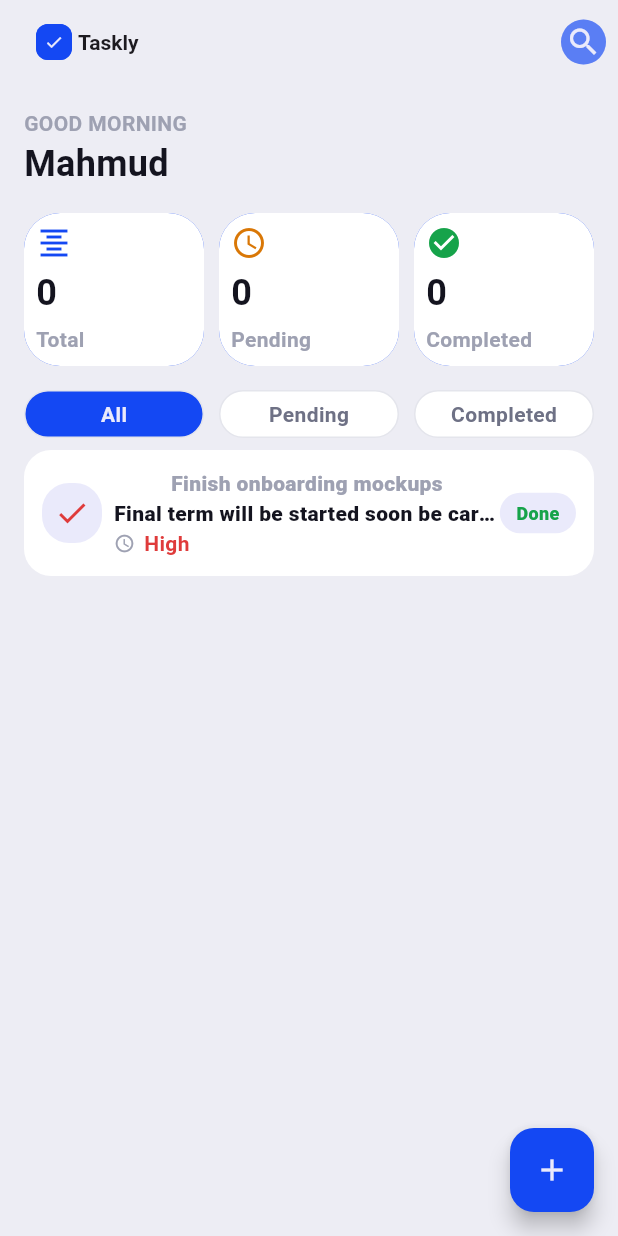
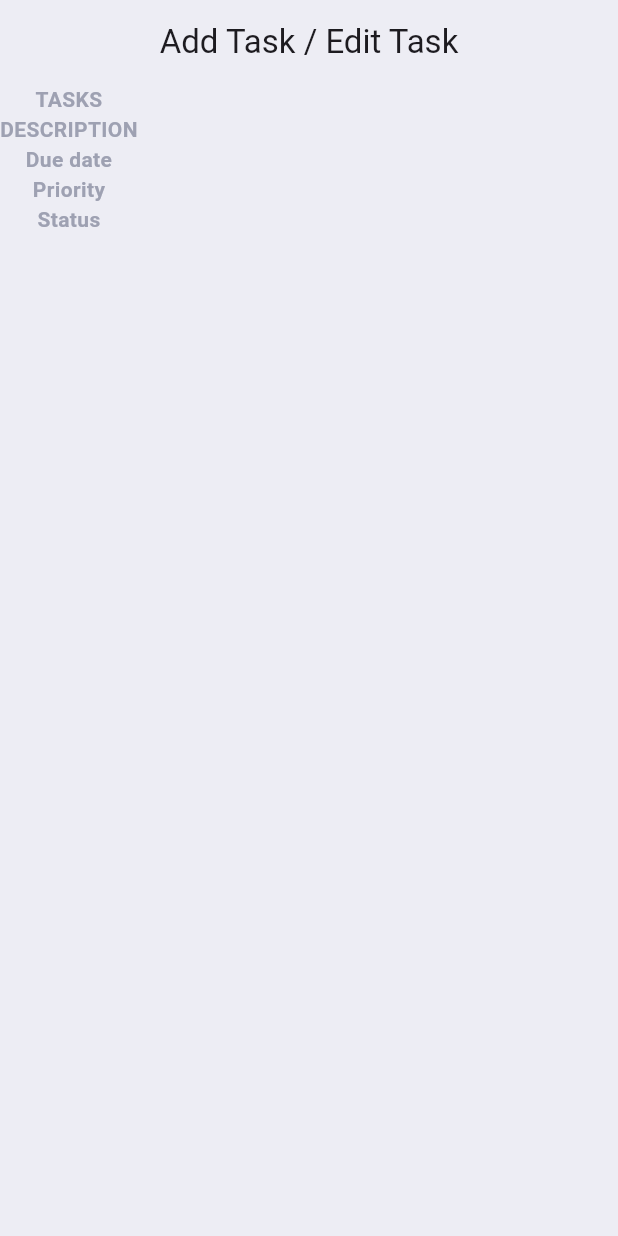
Before and after one commit to mahmudmahmud5-mobile/task-app, a Flutter app: the screen it shows after launch, on a phone screen of 412 x 824 dp. Run offline on Flutter 3.47's test engine with Material 3 defaults, Android fonts, the phone set to English and light mode, and no system bars.

Commit message:
add widget

```diff
--- a/lib/core/app_strings.dart
+++ b/lib/core/app_strings.dart
@@ -77,8 +77,7 @@ class AppStrings {
   static const String detailCreatedDate = "Oct 12, 2026";
 
   static const String descriptionHeader = "DESCRIPTION";
-  static const String detailDescriptionBody =
-      "Compile Q3 metrics across acquisition, retention, and revenue, then send the summary deck to the finance team ahead of Friday's leadership review.";
+  static const String detailDescriptionBody = "Compile Q3 metrics across acquisition, retention, and revenue, then send the summary deck to the finance team ahead of Friday's leadership review.";
 
   static const String markAsCompletedButton = "Mark as Completed";
   static const String deleteTaskButton = "Delete Task";
--- a/lib/core/task.dart
+++ b/lib/core/task.dart
@@ -19,29 +19,40 @@ class Task {
 
 }
 
-List<Task> x=[
+List<Task> demoTasks=[
   Task(title: 'Finish onboarding mockups',
       description: 'Final term',
       dueDate: 'nov 16',
       priority: 'High',
       createdData: 'nov 2',
+      isCompleted: true
       ),
   Task(title: '1st tuition TODAY',
     description: 'Very sharp student and also give my salary on time',
     dueDate: 'nov 16',
     priority: 'Medium',
     createdData: 'nov 2',
+    isCompleted: false
   ),
   Task(title: '2nd tuition TODAY',
     description: 'Less important but still important',
     dueDate: 'nov 16',
     priority: 'low',
     createdData: 'nov 2',
+      isCompleted: false
   ),
   Task(title: '3rd tuition TODAY',
     description: 'Less Less important but still important',
     dueDate: 'nov 16',
     priority: 'low',
     createdData: 'nov 2',
+      isCompleted: false
+  ),
+  Task(title: '4th tuition TODAY',
+      description: 'Less Less important but still important',
+      dueDate: 'nov 16',
+      priority: 'low',
+      createdData: 'nov 2',
+      isCompleted: true
   ),
 ];
--- /dev/null
+++ b/lib/presentation/add edit task/widget/add_edit_task.dart
@@ -0,0 +1,37 @@
+import 'package:flutter/material.dart';
+import 'package:task_manager/presentation/add edit task/widget/field_label.dart';
+import 'package:task_manager/core/colors.dart';
+import 'package:task_manager/core/app_strings.dart';
+
+class AddEditTask extends StatefulWidget {
+  const AddEditTask({super.key});
+
+  @override
+  State<AddEditTask> createState() => _AddEditTaskState();
+}
+
+class _AddEditTaskState extends State<AddEditTask> {
+  @override
+  Widget build(BuildContext context) {
+    return Scaffold(
+      backgroundColor: AppColors.scaffoldBackground,
+      appBar: AppBar(
+        backgroundColor: AppColors.scaffoldBackground,
+        title: Text('Add Task / Edit Task'),
+        centerTitle: true,
+      ),
+      body: Column(
+        mainAxisAlignment: MainAxisAlignment.start,
+        children: [
+          FieldLabel(text: AppStrings.tasksHeader),
+          FieldLabel(text: AppStrings.descriptionHeader),
+
+          FieldLabel(text: AppStrings.labelDueDate),
+          FieldLabel(text: AppStrings.fieldPriority),
+          FieldLabel(text: AppStrings.fieldStatus),
+
+        ],
+      ),
+    );
+  }
+}
--- /dev/null
+++ b/lib/presentation/add edit task/widget/field_label.dart
@@ -0,0 +1,23 @@
+import 'package:flutter/material.dart';
+import 'package:task_manager/core/colors.dart';
+
+
+class FieldLabel extends StatelessWidget {
+  const FieldLabel({super.key, required this.text});
+
+  final String text;
+
+
+
+  @override
+  Widget build(BuildContext context) {
+    return Text(
+      text,
+      style: TextStyle(
+        fontSize: 14,
+        fontWeight: FontWeight.w600,
+        color: AppColors.textMuted,
+      ),
+    );
+  }
+}
--- a/lib/presentation/feature/home_page/home_page.dart
+++ b/lib/presentation/feature/home_page/home_page.dart
@@ -6,6 +6,7 @@ import 'package:task_manager/presentation/feature/home_page/widget/stat_card.dar
 import 'package:task_manager/presentation/feature/home_page/widget/filter_button.dart';
 import 'package:task_manager/presentation/feature/home_page/widget/task_card.dart';
 import 'package:task_manager/core/task.dart';
+import 'package:task_manager/presentation/feature/home_page/widget/empty_task.dart';
 
 class HomePage extends StatefulWidget {
   const HomePage({super.key});
@@ -15,8 +16,52 @@ class HomePage extends StatefulWidget {
 }
 
 class _HomePageState extends State<HomePage> {
+  final List<Task> _tasks = demoTasks;
+  List<Task> get tasks => _tasks;
+
+  String _selectedFilter = AppStrings.filterAll;
+
+  List<Task> get _visibleTasks {
+    if(_selectedFilter == AppStrings.pendingLabel){
+      return _tasks.where((task)=> task.isCompleted == false).toList();
+    } else if(_selectedFilter == AppStrings.completedLabel){
+      return _tasks.where((task)=> task.isCompleted == true).toList();
+    } else {
+      return _tasks;
+    }
+
+  }
+
+  int get _totalTaskCount =>
+      _tasks.where((task) => task.isCompleted == true).length;
+
+  int get _pendingTaskCount =>
+      _tasks.where((task) => task.isCompleted == false).length;
+
+  void _onFilterTap(String filter){
+    setState(() {
+      _selectedFilter = filter;
+    });
+
+  }
+
+  void _onStatusTap(Task task){
+    setState(() {
+      task.isCompleted = !task.isCompleted;
+    });
+  }
+
+  void _goToAddTask(){}
+  void _goToDetails(){}
+
+
+
+
+
+
   @override
   Widget build(BuildContext context) {
+    final List<Task> visibleTasks = _visibleTasks;
     return Scaffold(
       appBar: AppBar(
         backgroundColor: AppColors.scaffoldBackground,
@@ -74,32 +119,70 @@ class _HomePageState extends State<HomePage> {
             Row(
               spacing: 10,
               children: [
-                Expanded(child: StatCard(icon: Icons.format_align_center, iconColor: AppColors.primary, count: 0, label: 'Total')),
-                Expanded(child: StatCard(icon: Icons.schedule, iconColor: AppColors.warning, count: 0, label: 'Pending')),
-                Expanded(child: StatCard(icon: Icons.check_circle, iconColor: AppColors.success, count: 0, label: 'Completed')),
+                Expanded(child: StatCard(icon: Icons.format_align_center, iconColor: AppColors.primary, count: _tasks.length, label: 'Total')),
+                Expanded(child: StatCard(icon: Icons.schedule, iconColor: AppColors.warning, count: _pendingTaskCount, label: 'Pending')),
+                Expanded(child: StatCard(icon: Icons.check_circle, iconColor: AppColors.success, count: _totalTaskCount, label: 'Completed')),
               ],
             ),
             Row(
               spacing: 10,
               children: [
-                Expanded(child: FilterButton(icon: Icons.check, label: 'All', isSelected: true, onTap: (){},)),
-                Expanded(child: FilterButton(icon: Icons.check, label: 'Pending', isSelected: false, onTap: (){},)),
-                Expanded(child: FilterButton(icon: Icons.check, label: 'Completed', isSelected: false, onTap: (){},)),
+                Expanded(child: FilterButton(icon: Icons.check, label: 'All', isSelected: _selectedFilter == AppStrings.filterAll, onTap: () => _onFilterTap(AppStrings.filterAll),)),
+                Expanded(child: FilterButton(icon: Icons.check, label: 'Pending', isSelected: _selectedFilter == AppStrings.filterPending, onTap: ()=> _onFilterTap(AppStrings.filterPending),)),
+                Expanded(child: FilterButton(icon: Icons.check, label: 'Completed', isSelected: _selectedFilter == AppStrings.filterCompleted, onTap: ()=> _onFilterTap(AppStrings.filterCompleted),)),
               ],
             ),
             SizedBox(height: 8,),
-            TaskCard(task: Task(title: 'Finish onboarding mockups',
-              description: 'Final term will be started soon be careful with the deadlines',
-              dueDate: 'nov 16',
-              priority: 'High',
-              createdData: 'nov 2',
-            ), onTap: (){}, onStatusTap: () {},),
+            Row(
+              mainAxisAlignment: MainAxisAlignment.spaceBetween,
+              children: [
+                Text(AppStrings.tasksHeader,
+                  style: TextStyle(
+                    fontSize: 18,
+                    fontWeight: FontWeight.bold,
+                    color: AppColors.textMuted,
+                  ),),
+                Text('${visibleTasks.length} ${AppStrings.tasksHeader}',
+                  style: TextStyle(
+                    fontSize: 14,
+                    fontWeight: FontWeight.bold,
+                    color: AppColors.textMuted,
+
+                  )),
+              ],
+
+            ),
+            Expanded(
+              child: ListView.builder(
+                shrinkWrap: true,
+                itemCount: visibleTasks.length,
+                itemBuilder: (context, index){
+                  return Padding(
+                    padding: const EdgeInsets.only(bottom: 8),
+                    child: TaskCard(
+                      task: visibleTasks[index],
+                      onTap: () => _goToDetails(),
+                      onStatusTap: () => _onStatusTap(visibleTasks[index]),
+
+                    ),
+                  );
+                }
+              ),
+            )
+            // TaskCard(task: Task(title: 'Finish onboarding mockups',
+            //   description: 'Final term will be started soon be careful with the deadlines',
+            //   dueDate: 'nov 16',
+            //   priority: 'High',
+            //   createdData: 'nov 2',
+            // ), onTap: (){}, onStatusTap: () {},),
 
 
 
           ],
         ),
       ),
+
+
 
       backgroundColor: AppColors.scaffoldBackground,
       floatingActionButton: FloatingActionButton(
@@ -111,6 +194,7 @@ class _HomePageState extends State<HomePage> {
 
 
 
+
     );
   }
 }
--- a/lib/presentation/feature/home_page/widget/task_card.dart
+++ b/lib/presentation/feature/home_page/widget/task_card.dart
@@ -33,7 +33,7 @@ class TaskCard extends StatelessWidget {
               color: AppColors.primaryLight,
               borderRadius: .circular(18),
             ),
-            child: Icon(Icons.check, color: AppColors.danger, size: 24,),),
+            child: Icon(Icons.flag_circle, color: AppColors.danger, size: 24,),),
           SizedBox(width: 8,),
           Expanded(
             child: Column(
@@ -49,7 +49,7 @@ class TaskCard extends StatelessWidget {
                   style: TextStyle(
                     fontSize: 14,
                     fontWeight: .w800,
-                    color:  AppColors.textPrimary,
+                    color: task.isCompleted? AppColors.textMuted : AppColors.textPrimary,
                     decoration: task.isCompleted? TextDecoration.lineThrough : TextDecoration.none,
 
                   ),),
@@ -72,11 +72,11 @@ class TaskCard extends StatelessWidget {
             decoration: BoxDecoration(color: AppColors.primaryLight,
                 borderRadius: .circular(100)),
             child: Text(
-              task.isCompleted? AppStrings.badgePending : AppStrings.statusBadgeDone,
+              task.isCompleted? AppStrings.statusBadgeDone : AppStrings.statusBadgePending,
               style: TextStyle(
                 fontSize: 12,
                 fontWeight: .w800,
-                color: task.isCompleted? AppColors.danger : AppColors.success,
+                color: task.isCompleted? AppColors.success : AppColors.primary,
               ),
             ),
           )
--- a/lib/presentation/feature/splash/splash_page.dart
+++ b/lib/presentation/feature/splash/splash_page.dart
@@ -3,6 +3,7 @@ import 'package:task_manager/core/app_strings.dart';
 import 'package:task_manager/core/colors.dart';
 import 'package:task_manager/presentation/feature/home_page/home_page.dart';
 import 'dart:async';
+import 'package:task_manager/presentation/add edit task/widget/add_edit_task.dart';
 
 
 
@@ -30,7 +31,7 @@ class _SplashPageState extends State<SplashPage> {
   }
 
   void _goToHome(){
-    Navigator.of(context).pushReplacement(MaterialPageRoute(builder: (context) => HomePage()));
+    Navigator.of(context).pushReplacement(MaterialPageRoute(builder: (context) =>AddEditTask()));
   }
 
 
```
Also changed, not shown: lib/presentation/add edit task/widget/priority_tab.dart (added, +11 -0 lines), lib/presentation/add edit task/widget/status_tab.dart (added, +11 -0 lines), lib/presentation/add edit task/widget/task_field.dart (added, +10 -0 lines), lib/presentation/feature/home_page/widget/empty_task.dart (+72 -0 lines).
